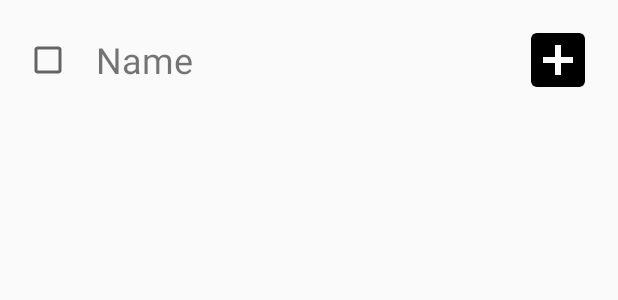
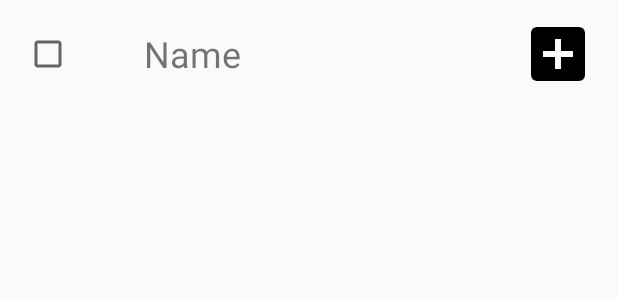
Before and after one commit to bigmachini/mv_bigs, an Android app: the layout list_item_users.xml on its own in the app's theme, with its tools: preview values and no code run, on a phone screen of 412 x 824 dp. Shown: the top 300 px of the screen. Run offline under Robolectric (Android 15) with nearby library versions, the phone set to English and light mode, and no system bars.

```diff
--- a/app/src/main/java/net/bigmachini/mv_bigs/Constants.java
+++ b/app/src/main/java/net/bigmachini/mv_bigs/Constants.java
@@ -9,6 +9,5 @@ public class Constants {
 
     public static final String ENROLL = "enroll";
     public static final String DELETE = "delete";
-    public static final String DELETE_ALL = "all";
-
+    public static final String DELETE_ALL = "off";
 }
--- a/app/src/main/java/net/bigmachini/mv_bigs/Utils.java
+++ b/app/src/main/java/net/bigmachini/mv_bigs/Utils.java
@@ -44,8 +44,10 @@ public class Utils {
                             userModel.addKey(key);
                             if (mContext instanceof HomeActivity) {
                                 Utils.sendMessage( ((HomeActivity) mContext).bluetoothSerial, Constants.ENROLL, key);
-                                ((HomeActivity) mContext).mAdapter.addList(userModel);
                                 userModel.createUser(mContext, userName);
+
+                                ((HomeActivity) mContext).mAdapter.updateList();
+
                             }
 
                             message = "User: " + userModel.name + " has been created";
--- a/app/src/main/res/layout/list_item_users.xml
+++ b/app/src/main/res/layout/list_item_users.xml
@@ -2,40 +2,54 @@
 <LinearLayout xmlns:android="http://schemas.android.com/apk/res/android"
     android:layout_width="match_parent"
     android:layout_height="wrap_content"
+    android:layout_marginBottom="8dp"
     android:gravity="center_vertical"
-    android:layout_marginBottom="8dp"
-    android:orientation="vertical">
+    android:orientation="horizontal">
 
     <LinearLayout
-        android:layout_width="match_parent"
-        android:paddingTop="16dp"
-        android:paddingBottom="16dp"
-        android:paddingRight="16dp"
-        android:paddingLeft="16dp"
-        android:gravity="center_vertical"
+        android:id="@+id/ll_checkbox"
+        android:layout_width="wrap_content"
         android:layout_height="wrap_content"
         android:layout_marginBottom="8dp"
-        android:orientation="horizontal">
+        android:gravity="center_vertical"
+        android:orientation="horizontal"
+        android:paddingBottom="16dp"
+        android:paddingLeft="16dp"
+        android:paddingRight="16dp"
+        android:paddingTop="16dp">
 
         <CheckBox
             android:id="@+id/cb_selected"
             android:layout_width="wrap_content"
             android:layout_height="wrap_content" />
+    </LinearLayout>
+
+    <LinearLayout
+        android:id="@+id/ll_users"
+        android:layout_width="match_parent"
+        android:layout_height="wrap_content"
+        android:layout_marginBottom="8dp"
+        android:gravity="center_vertical"
+        android:orientation="horizontal"
+        android:paddingBottom="16dp"
+        android:paddingLeft="16dp"
+        android:paddingRight="16dp"
+        android:paddingTop="16dp">
 
         <TextView
             android:id="@+id/tv_name"
-            android:textSize="24dp"
-            android:text="Name"
             android:layout_width="0dp"
             android:layout_height="wrap_content"
             android:layout_weight="1"
-            android:paddingLeft="16dp" />
+            android:paddingLeft="16dp"
+            android:text="Name"
+            android:textSize="24dp" />
 
         <ImageView
             android:id="@+id/iv_add"
             android:layout_width="wrap_content"
             android:layout_height="wrap_content"
-            android:src="@drawable/baseline_add_box_black_48"/>
+            android:src="@drawable/baseline_add_box_black_48" />
 
     </LinearLayout>
 </LinearLayout>
```
Also changed, not shown: app/src/main/java/net/bigmachini/mv_bigs/BluetoothInstance.java (added, +33 -0 lines), app/src/main/java/net/bigmachini/mv_bigs/activities/DeviceIdActivity.java (+5 -4 lines), app/src/main/java/net/bigmachini/mv_bigs/activities/HomeActivity.java (+8 -2 lines), app/src/main/java/net/bigmachini/mv_bigs/adapters/UserAdapter.java (+34 -8 lines), app/src/main/java/net/bigmachini/mv_bigs/models/UserModel.java (+7 -6 lines), 1 other file.
